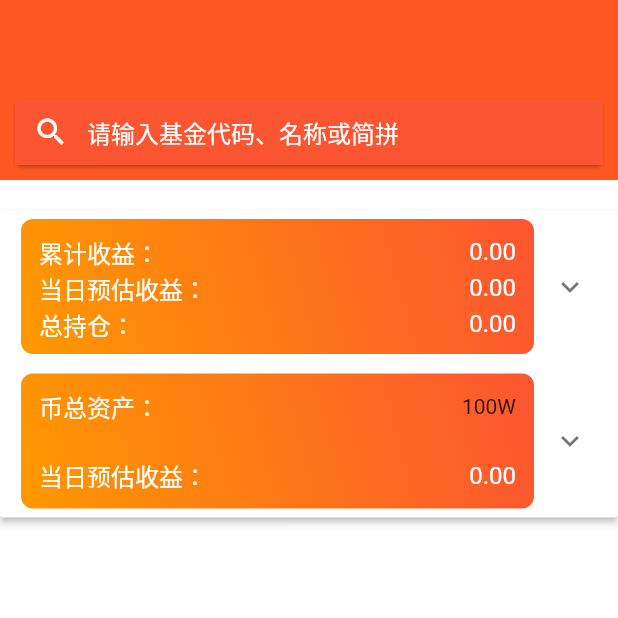
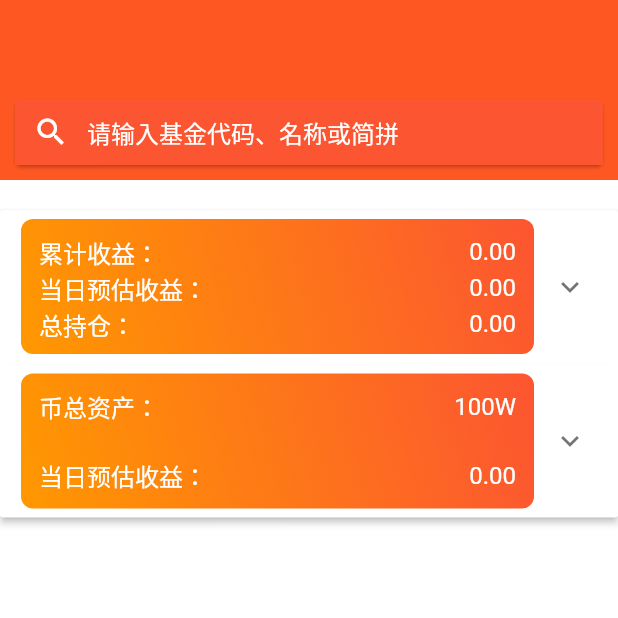
Before and after one commit to gefeiyanga/fund, a Flutter app: the screen it shows after launch, on a phone screen of 412 x 824 dp, the top half of it. Run offline on Flutter 3.47's test engine with Material 2 defaults, Android fonts, the phone set to English and light mode, and no system bars; our stand-ins replace dio, fluttertoast, shared_preferences; missing offline and left inert: throttling; network calls fail; statements that could not run were skipped.

Commit message:
fix: bug

```diff
--- a/lib/common/api.dart
+++ b/lib/common/api.dart
@@ -34,9 +34,9 @@ class Api {
   // 基金搜索接口
   Future<List<Data>> searchFund(key) async {
     try {
-      int now = DateTime.now().millisecondsSinceEpoch;
+      // int now = DateTime.now().millisecondsSinceEpoch;
       var r = await dio.get(
-        'http://fundsuggest.eastmoney.com/FundSearch/api/FundSearchAPI.ashx?callback=&m=1&key=$key&_=$now',
+        'https://fundsuggest.eastmoney.com/FundSearch/api/FundSearchAPI.ashx?callback=&m=1&key=$key',
       );
       var result = searchResultItemFromJson(r.toString());
       if (result != null && result.errCode == 0) {
@@ -55,7 +55,7 @@ class Api {
     try {
       int now = DateTime.now().millisecondsSinceEpoch;
       var r = await dio.get(
-        'http://fundgz.1234567.com.cn/js/$code.js?rt=$now',
+        'https://fundgz.1234567.com.cn/js/$code.js?rt=$now',
       );
       if (RegExp(r"jsonpgz\((.+)\)").hasMatch(r.toString())) {
         var result = RegExp(r"jsonpgz\((.+)\)").firstMatch(r.toString())[1];
--- a/lib/ui/page/myHomePage.dart
+++ b/lib/ui/page/myHomePage.dart
@@ -554,7 +554,7 @@ class _MyHomePageState extends State<MyHomePage> {
                                             builder: (context, snapshot) {
                                               if (snapshot.hasData) {
                                                 return Text(
-                                                  snapshot.data,
+                                                  snapshot?.data,
                                                   style: TextStyle(
                                                       color: Colors.white,
                                                       fontSize: 16),
@@ -614,7 +614,7 @@ class _MyHomePageState extends State<MyHomePage> {
                                             builder: (context, snapshot) {
                                               if (snapshot.hasData) {
                                                 return Text(
-                                                  snapshot.data,
+                                                  snapshot?.data,
                                                   style: TextStyle(
                                                       color: Colors.white,
                                                       fontSize: 16),
@@ -648,9 +648,10 @@ class _MyHomePageState extends State<MyHomePage> {
                                             color: Colors.white,
                                           );
                                         },
-                                        itemCount: ownerFundList.length + 1,
+                                        itemCount:
+                                            ownerFundList?.length ?? 0 + 1,
                                         itemBuilder: (context, index) {
-                                          return index < ownerFundList.length
+                                          return index < ownerFundList?.length
                                               ? InkWell(
                                                   onTap: () =>
                                                       showNetValueAndShareModal(
@@ -847,7 +848,7 @@ class _MyHomePageState extends State<MyHomePage> {
                                                                               (context, snapshot) {
                                                                             if (snapshot.hasData) {
                                                                               return Text(
-                                                                                snapshot.data,
+                                                                                snapshot?.data,
                                                                                 style: TextStyle(color: Colors.white, fontSize: 16),
                                                                               );
                                                                             }
@@ -891,7 +892,7 @@ class _MyHomePageState extends State<MyHomePage> {
                                                                               (context, snapshot) {
                                                                             if (snapshot.hasData) {
                                                                               return Text(
-                                                                                snapshot.data,
+                                                                                snapshot?.data,
                                                                                 style: TextStyle(color: Colors.white, fontSize: 16),
                                                                               );
                                                                             }
@@ -1022,7 +1023,12 @@ class _MyHomePageState extends State<MyHomePage> {
                                               fontSize: 16),
                                         ),
                                       ),
-                                      Container(child: Text('100W')),
+                                      Container(
+                                          child: Text(
+                                        '100W',
+                                        style: TextStyle(
+                                            color: Colors.white, fontSize: 16),
+                                      )),
                                     ],
                                   ),
                                   Row(
@@ -1055,7 +1061,7 @@ class _MyHomePageState extends State<MyHomePage> {
                         body: Container(
                             padding:
                                 EdgeInsets.only(top: 0, left: 14, right: 14),
-                            height: 400,
+                            height: 500,
                             child: cryptoList != null && cryptoList.length > 0
                                 ? ListView.separated(
                                     separatorBuilder:
@@ -1066,7 +1072,7 @@ class _MyHomePageState extends State<MyHomePage> {
                                       );
                                     },
                                     shrinkWrap: true,
-                                    itemCount: cryptoList.length,
+                                    itemCount: cryptoList?.length,
                                     itemBuilder: (context, index) {
                                       return InkWell(
                                           onTap: () =>
@@ -1179,7 +1185,7 @@ class _MyHomePageState extends State<MyHomePage> {
                                                                   Crypto
                                                                       cryptyInfo =
                                                                       snapshot
-                                                                          .data;
+                                                                          ?.data;
                                                                   return Column(
                                                                     mainAxisAlignment:
                                                                         MainAxisAlignment
@@ -1199,7 +1205,7 @@ class _MyHomePageState extends State<MyHomePage> {
                                                                           Container(
                                                                             child:
                                                                                 Text(
-                                                                              ownerCryptoData != null ? (double.parse(cryptyInfo.data.amount) * double.parse(ownerCryptoData[index])).toStringAsFixed(2) + ' ' + cryptyInfo.data.currency : '0' + ' ' + cryptyInfo.data.currency,
+                                                                              ownerCryptoData != null ? (double.parse(cryptyInfo?.data?.amount) * double.parse(ownerCryptoData[index])).toStringAsFixed(2) + ' ' + cryptyInfo?.data?.currency : '0' + ' ' + cryptyInfo?.data?.currency,
                                                                               style: TextStyle(color: Colors.white, fontSize: 16),
                                                                             ),
                                                                           ),
@@ -1219,7 +1225,7 @@ class _MyHomePageState extends State<MyHomePage> {
                                                                           Container(
                                                                             child:
                                                                                 Text(
-                                                                              double.parse(cryptyInfo.data.amount).toStringAsFixed(2) + ' ' + cryptyInfo.data.currency,
+                                                                              double.parse(cryptyInfo.data.amount).toStringAsFixed(2) + ' ' + cryptyInfo?.data?.currency,
                                                                               style: TextStyle(color: Colors.white, fontSize: 16),
                                                                             ),
                                                                           ),
@@ -1273,7 +1279,7 @@ class _MyHomePageState extends State<MyHomePage> {
                         child: searchResultList != null &&
                                 searchResultList.length > 0
                             ? ListView.separated(
-                                itemCount: searchResultList.length,
+                                itemCount: searchResultList?.length,
                                 separatorBuilder:
                                     (BuildContext context, int index) {
                                   return Divider(
```
